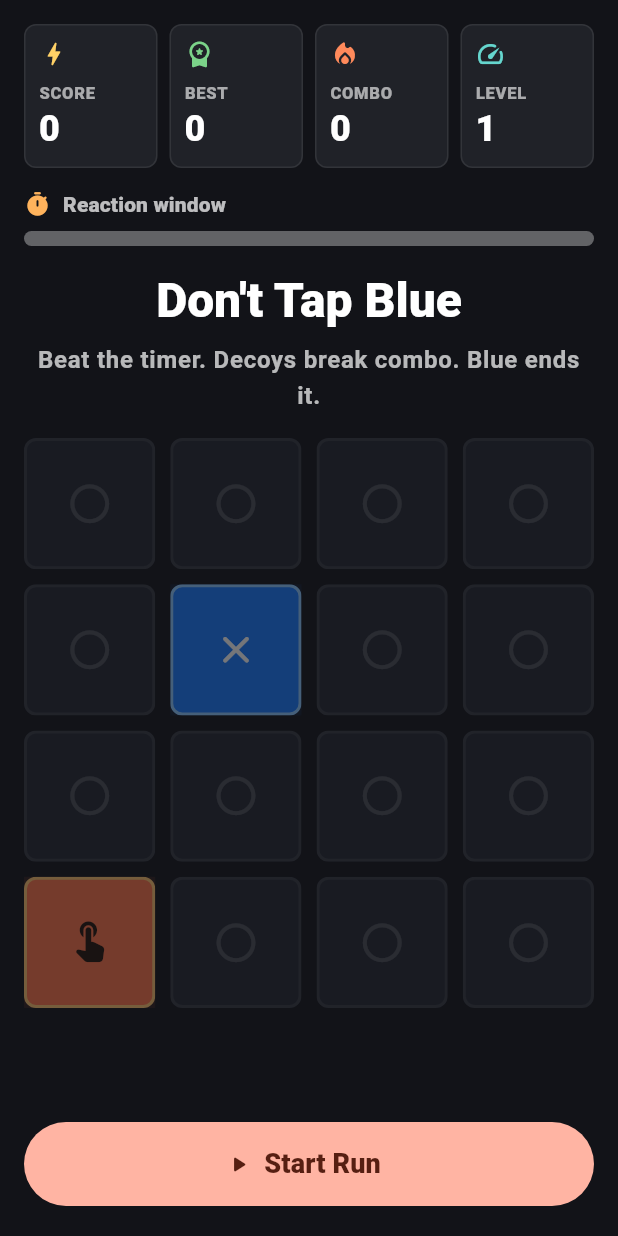
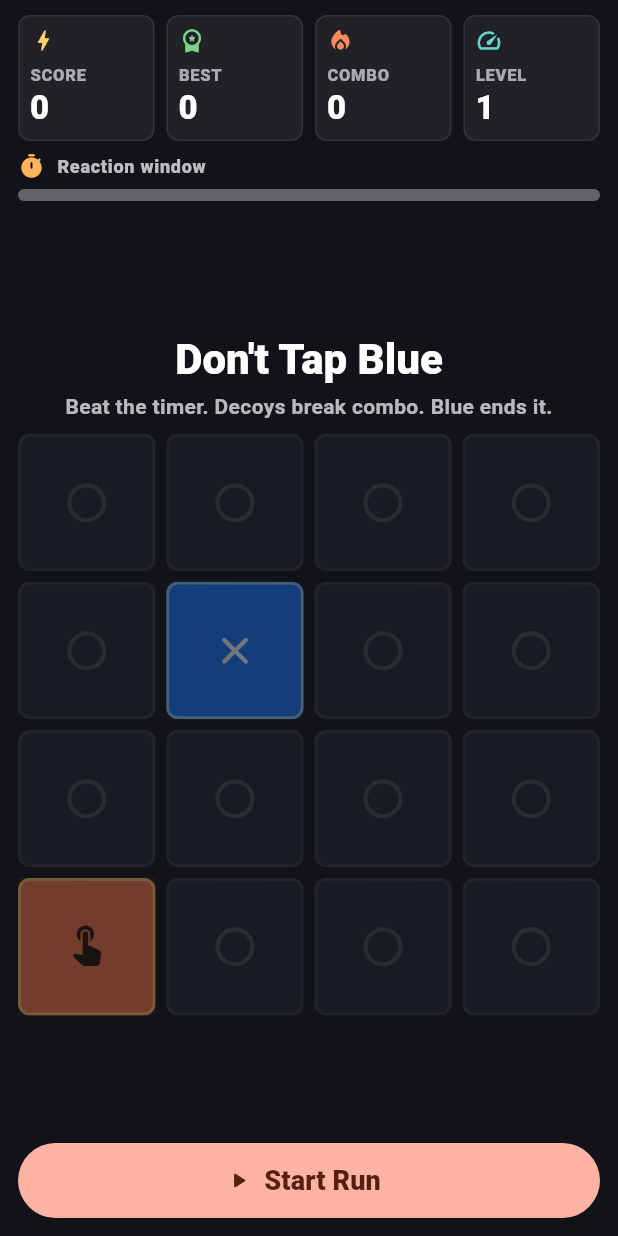
Before and after one commit to hyunxxk/dont_tap_blue, a Flutter app: the screen it shows after launch, on a phone screen of 412 x 824 dp. Run offline on Flutter 3.47's test engine with Material 3 defaults, Android fonts, the phone set to English and light mode, and no system bars; our stand-ins replace shared_preferences; Roboto replaces fonts that are missing (System).

Commit message:
Fix compact mobile game layout

```diff
--- a/lib/main.dart
+++ b/lib/main.dart
@@ -281,6 +281,18 @@ class _GamePageState extends State<GamePage> {
 
   @override
   Widget build(BuildContext context) {
+    return LayoutBuilder(
+      builder: (context, constraints) {
+        final bool isCompact =
+            constraints.maxHeight < 760 || constraints.maxWidth < 430;
+        final EdgeInsets pagePadding = EdgeInsets.fromLTRB(
+          isCompact ? 12 : 16,
+          isCompact ? 10 : 16,
+          isCompact ? 12 : 16,
+          isCompact ? 12 : 20,
+        );
+        final double sectionGap = isCompact ? 8 : 14;
+
         return Scaffold(
           backgroundColor: const Color(0xFF121318),
           body: _FeedbackFrame(
@@ -289,7 +301,7 @@ class _GamePageState extends State<GamePage> {
             flashColor: _flashColor,
             child: SafeArea(
               child: Padding(
-            padding: const EdgeInsets.fromLTRB(16, 16, 16, 20),
+                padding: pagePadding,
                 child: Column(
                   children: [
                     _ScoreHeader(
@@ -297,59 +309,46 @@ class _GamePageState extends State<GamePage> {
                       bestScore: _bestScore,
                       streak: _streak,
                       level: _level,
+                      isCompact: isCompact,
                     ),
-                const SizedBox(height: 14),
+                    SizedBox(height: sectionGap),
                     _PressureBar(
                       phase: _phase,
                       value: _timeLeft,
                       duration: _activeRoundDuration,
+                      isCompact: isCompact,
                     ),
-                const SizedBox(height: 16),
+                    SizedBox(height: isCompact ? 10 : 16),
                     Expanded(
-                  child: Center(
-                    child: ConstrainedBox(
-                      constraints: const BoxConstraints(maxWidth: 460),
-                      child: Column(
-                        children: [
-                          _PromptPanel(
+                      child: _GameStage(
+                        boardSize: _boardSize,
                         phase: _phase,
                         score: _score,
+                        bestScore: _bestScore,
                         streak: _streak,
+                        maxStreak: _maxStreak,
+                        level: _level,
                         gameOverTitle: _gameOverTitle,
                         lastResult: _lastResult,
-                          ),
-                          const SizedBox(height: 16),
-                          if (_phase == GamePhase.gameOver) ...[
-                            _ResultCard(
-                              score: _score,
-                              bestScore: _bestScore,
-                              maxCombo: _maxStreak,
-                              level: _level,
-                              cause: _gameOverTitle,
-                            ),
-                            const SizedBox(height: 16),
-                          ],
-                          Expanded(
-                            child: _TargetGrid(
-                              boardSize: _boardSize,
-                              phase: _phase,
                         safePulseTick: _safePulseTick,
                         tileKindFor: _tileKindFor,
                         onTileTap: _handleTileTap,
+                        isCompact: isCompact,
                       ),
+                    ),
+                    SizedBox(height: sectionGap),
+                    _PrimaryAction(
+                      phase: _phase,
+                      onPressed: _startGame,
+                      isCompact: isCompact,
                     ),
                   ],
                 ),
               ),
             ),
           ),
-                const SizedBox(height: 14),
-                _PrimaryAction(phase: _phase, onPressed: _startGame),
-              ],
-            ),
-          ),
-        ),
-      ),
+        );
+      },
     );
   }
 }
@@ -400,18 +399,117 @@ class _FeedbackFrame extends StatelessWidget {
   }
 }
 
+class _GameStage extends StatelessWidget {
+  const _GameStage({
+    required this.boardSize,
+    required this.phase,
+    required this.score,
+    required this.bestScore,
+    required this.streak,
+    required this.maxStreak,
+    required this.level,
+    required this.gameOverTitle,
+    required this.lastResult,
+    required this.safePulseTick,
+    required this.tileKindFor,
+    required this.onTileTap,
+    required this.isCompact,
+  });
+
+  final int boardSize;
+  final GamePhase phase;
+  final int score;
+  final int bestScore;
+  final int streak;
+  final int maxStreak;
+  final int level;
+  final String gameOverTitle;
+  final String lastResult;
+  final int safePulseTick;
+  final TileKind Function(int index) tileKindFor;
+  final ValueChanged<int> onTileTap;
+  final bool isCompact;
+
+  @override
+  Widget build(BuildContext context) {
+    return LayoutBuilder(
+      builder: (context, constraints) {
+        final bool hasResult = phase == GamePhase.gameOver;
+        final double promptEstimate = isCompact ? 78 : 112;
+        final double resultEstimate = hasResult ? (isCompact ? 128 : 176) : 0;
+        final double verticalGaps = hasResult
+            ? (isCompact ? 16 : 32)
+            : (isCompact ? 8 : 16);
+        final double availableBoardHeight =
+            constraints.maxHeight -
+            promptEstimate -
+            resultEstimate -
+            verticalGaps;
+        final double boardExtent = min(
+          min(constraints.maxWidth, 460),
+          max(220, availableBoardHeight),
+        );
+
+        return Center(
+          child: ConstrainedBox(
+            constraints: const BoxConstraints(maxWidth: 460),
+            child: Column(
+              mainAxisAlignment: MainAxisAlignment.center,
+              children: [
+                _PromptPanel(
+                  phase: phase,
+                  score: score,
+                  streak: streak,
+                  gameOverTitle: gameOverTitle,
+                  lastResult: lastResult,
+                  isCompact: isCompact,
+                ),
+                SizedBox(height: isCompact ? 8 : 16),
+                if (hasResult) ...[
+                  _ResultCard(
+                    score: score,
+                    bestScore: bestScore,
+                    maxCombo: maxStreak,
+                    level: level,
+                    cause: gameOverTitle,
+                    isCompact: isCompact,
+                  ),
+                  SizedBox(height: isCompact ? 8 : 16),
+                ],
+                SizedBox.square(
+                  dimension: boardExtent,
+                  child: _TargetGrid(
+                    boardSize: boardSize,
+                    phase: phase,
+                    safePulseTick: safePulseTick,
+                    tileKindFor: tileKindFor,
+                    onTileTap: onTileTap,
+                    isCompact: isCompact,
+                  ),
+                ),
+              ],
+            ),
+          ),
+        );
+      },
+    );
+  }
+}
+
 class _ScoreHeader extends StatelessWidget {
   const _ScoreHeader({
     required this.score,
     required this.bestScore,
     required this.streak,
     required this.level,
+    required this.isCompact,
   });
 
   final int score;
   final int bestScore;
   final int streak;
   final int level;
+  final bool isCompact;
 
   @override
   Widget build(BuildContext context) {
@@ -423,6 +521,7 @@ class _ScoreHeader extends StatelessWidget {
             value: score,
             icon: Icons.bolt_rounded,
             color: const Color(0xFFFFD166),
+            isCompact: isCompact,
           ),
         ),
         const SizedBox(width: 8),
@@ -432,6 +531,7 @@ class _ScoreHeader extends StatelessWidget {
             value: bestScore,
             icon: Icons.workspace_premium_rounded,
             color: const Color(0xFF7BD389),
+            isCompact: isCompact,
           ),
         ),
         const SizedBox(width: 8),
@@ -441,6 +541,7 @@ class _ScoreHeader extends StatelessWidget {
             value: streak,
             icon: Icons.local_fire_department_rounded,
             color: const Color(0xFFFF8A5B),
+            isCompact: isCompact,
           ),
         ),
         const SizedBox(width: 8),
@@ -450,6 +551,7 @@ class _ScoreHeader extends StatelessWidget {
             value: level,
             icon: Icons.speed_rounded,
             color: const Color(0xFF65D6CE),
+            isCompact: isCompact,
           ),
         ),
       ],
@@ -463,12 +565,14 @@ class _ScorePill extends StatelessWidget {
     required this.value,
     required this.icon,
     required this.color,
+    required this.isCompact,
   });
 
   final String label;
   final int value;
   final IconData icon;
   final Color color;
+  final bool isCompact;
 
   @override
   Widget build(BuildContext context) {
@@ -479,12 +583,15 @@ class _ScorePill extends StatelessWidget {
         border: Border.all(color: Colors.white.withValues(alpha: 0.08)),
       ),
       child: Padding(
-        padding: const EdgeInsets.symmetric(horizontal: 10, vertical: 10),
+        padding: EdgeInsets.symmetric(
+          horizontal: isCompact ? 8 : 10,
+          vertical: isCompact ? 8 : 10,
+        ),
         child: Column(
           crossAxisAlignment: CrossAxisAlignment.start,
           children: [
-            Icon(icon, color: color, size: 20),
-            const SizedBox(height: 8),
+            Icon(icon, color: color, size: isCompact ? 18 : 20),
+            SizedBox(height: isCompact ? 6 : 8),
             FittedBox(
               fit: BoxFit.scaleDown,
               alignment: Alignment.centerLeft,
@@ -499,7 +606,11 @@ class _ScorePill extends StatelessWidget {
             Text(
               '$value',
               key: ValueKey('score-pill-$label'),
-              style: Theme.of(context).textTheme.headlineSmall?.copyWith(
+              style:
+                  (isCompact
+                          ? Theme.of(context).textTheme.titleLarge
+                          : Theme.of(context).textTheme.headlineSmall)
+                      ?.copyWith(
                         color: Colors.white,
                         fontWeight: FontWeight.w900,
                       ),
@@ -516,11 +627,13 @@ class _PressureBar extends StatelessWidget {
     required this.phase,
     required this.value,
     required this.duration,
+    required this.isCompact,
   });
 
   final GamePhase phase;
   final double value;
   final Duration duration;
+  final bool isCompact;
 
   @override
   Widget build(BuildContext context) {
@@ -541,7 +654,11 @@ class _PressureBar extends StatelessWidget {
                 isPlaying
                     ? '${(duration.inMilliseconds / 1000).toStringAsFixed(2)}s window'
                     : 'Reaction window',
-                style: Theme.of(context).textTheme.labelLarge?.copyWith(
+                style:
+                    (isCompact
+                            ? Theme.of(context).textTheme.labelMedium
+                            : Theme.of(context).textTheme.labelLarge)
+                        ?.copyWith(
                           color: Colors.white.withValues(alpha: 0.72),
                           fontWeight: FontWeight.w800,
                         ),
@@ -549,13 +666,13 @@ class _PressureBar extends StatelessWidget {
             ),
           ],
         ),
-        const SizedBox(height: 8),
+        SizedBox(height: isCompact ? 6 : 8),
         ClipRRect(
           borderRadius: BorderRadius.circular(8),
           child: LinearProgressIndicator(
             key: const ValueKey('pressure-bar'),
             value: isPlaying ? value : 1,
-            minHeight: 10,
+            minHeight: isCompact ? 8 : 10,
             backgroundColor: Colors.white.withValues(alpha: 0.08),
             color: isPlaying ? barColor : Colors.white.withValues(alpha: 0.28),
           ),
@@ -572,6 +689,7 @@ class _PromptPanel extends StatelessWidget {
     required this.streak,
     required this.gameOverTitle,
     required this.lastResult,
+    required this.isCompact,
   });
 
   final GamePhase phase;
@@ -579,6 +697,7 @@ class _PromptPanel extends StatelessWidget {
   final int streak;
   final String gameOverTitle;
   final String lastResult;
+  final bool isCompact;
 
   @override
   Widget build(BuildContext context) {
@@ -604,16 +723,24 @@ class _PromptPanel extends StatelessWidget {
           Text(
             title,
             textAlign: TextAlign.center,
-            style: Theme.of(context).textTheme.headlineLarge?.copyWith(
+            style:
+                (isCompact
+                        ? Theme.of(context).textTheme.headlineMedium
+                        : Theme.of(context).textTheme.headlineLarge)
+                    ?.copyWith(
                       color: Colors.white,
                       fontWeight: FontWeight.w900,
                     ),
           ),
-          const SizedBox(height: 8),
+          SizedBox(height: isCompact ? 4 : 8),
           Text(
             subtitle,
             textAlign: TextAlign.center,
-            style: Theme.of(context).textTheme.bodyLarge?.copyWith(
+            style:
+                (isCompact
+                        ? Theme.of(context).textTheme.bodyMedium
+                        : Theme.of(context).textTheme.bodyLarge)
+                    ?.copyWith(
                       color: Colors.white.withValues(alpha: 0.7),
                       fontWeight: FontWeight.w600,
                     ),
@@ -631,6 +758,7 @@ class _ResultCard extends StatelessWidget {
     required this.maxCombo,
     required this.level,
     required this.cause,
+    required this.isCompact,
   });
 
   final int score;
@@ -638,6 +766,7 @@ class _ResultCard extends StatelessWidget {
   final int maxCombo;
   final int level;
   final String cause;
+  final bool isCompact;
 
   String get _rank {
     if (score >= 80) {
@@ -714,7 +843,7 @@ class _ResultCard extends StatelessWidget {
         ],
       ),
       child: Padding(
-        padding: const EdgeInsets.all(14),
+        padding: EdgeInsets.all(isCompact ? 10 : 14),
         child: Column(
           crossAxisAlignment: CrossAxisAlignment.stretch,
           children: [
@@ -733,7 +862,10 @@ class _ResultCard extends StatelessWidget {
                     child: Text(
                       _rank,
                       key: const ValueKey('result-rank'),
-                      style: Theme.of(context).textTheme.headlineMedium
+                      style:
+                          (isCompact
+                                  ? Theme.of(context).textTheme.titleLarge
+                                  : Theme.of(context).textTheme.headlineMedium)
                               ?.copyWith(
                                 color: _rankColor,
                                 fontWeight: FontWeight.w900,
@@ -748,7 +880,10 @@ class _ResultCard extends StatelessWidget {
                     children: [
                       Text(
                         _nextGoal,
-                        style: Theme.of(context).textTheme.titleMedium
+                        style:
+                            (isCompact
+                                    ? Theme.of(context).textTheme.bodyMedium
+                                    : Theme.of(context).textTheme.titleMedium)
                                 ?.copyWith(
                                   color: Colors.white,
                                   fontWeight: FontWeight.w900,
@@ -768,23 +903,39 @@ class _ResultCard extends StatelessWidget {
                 ),
               ],
             ),
-            const SizedBox(height: 14),
+            SizedBox(height: isCompact ? 10 : 14),
             Row(
               children: [
                 Expanded(
-                  child: _ResultMetric(label: 'Score', value: '$score'),
+                  child: _ResultMetric(
+                    label: 'Score',
+                    value: '$score',
+                    isCompact: isCompact,
+                  ),
                 ),
                 const SizedBox(width: 8),
                 Expanded(
-                  child: _ResultMetric(label: 'Best', value: '$bestScore'),
+                  child: _ResultMetric(
+                    label: 'Best',
+                    value: '$bestScore',
+                    isCompact: isCompact,
+                  ),
                 ),
                 const SizedBox(width: 8),
                 Expanded(
-                  child: _ResultMetric(label: 'Max Combo', value: '$maxCombo'),
+                  child: _ResultMetric(
+                    label: 'Max Combo',
+                    value: '$maxCombo',
+                    isCompact: isCompact,
+                  ),
                 ),
                 const SizedBox(width: 8),
                 Expanded(
-                  child: _ResultMetric(label: 'Level', value: '$level'),
+                  child: _ResultMetric(
+                    label: 'Level',
+                    value: '$level',
+                    isCompact: isCompact,
+                  ),
                 ),
               ],
             ),
@@ -796,10 +947,15 @@ class _ResultCard extends StatelessWidget {
 }
 
 class _ResultMetric extends StatelessWidget {
-  const _ResultMetric({required this.label, required this.value});
+  const _ResultMetric({
+    required this.label,
+    required this.value,
+    required this.isCompact,
+  });
 
   final String label;
   final String value;
+  final bool isCompact;
 
   @override
   Widget build(BuildContext context) {
@@ -809,7 +965,10 @@ class _ResultMetric extends StatelessWidget {
         borderRadius: BorderRadius.circular(8),
       ),
       child: Padding(
-        padding: const EdgeInsets.symmetric(horizontal: 8, vertical: 9),
+        padding: EdgeInsets.symmetric(
+          horizontal: isCompact ? 6 : 8,
+          vertical: isCompact ? 7 : 9,
+        ),
         child: Column(
           crossAxisAlignment: CrossAxisAlignment.start,
           children: [
@@ -827,7 +986,11 @@ class _ResultMetric extends StatelessWidget {
             const SizedBox(height: 2),
             Text(
               value,
-              style: Theme.of(context).textTheme.titleLarge?.copyWith(
+              style:
+                  (isCompact
+                          ? Theme.of(context).textTheme.titleMedium
+                          : Theme.of(context).textTheme.titleLarge)
+                      ?.copyWith(
                         color: Colors.white,
                         fontWeight: FontWeight.w900,
                       ),
@@ -846,6 +1009,7 @@ class _TargetGrid extends StatelessWidget {
     required this.safePulseTick,
     required this.tileKindFor,
     required this.onTileTap,
+    required this.isCompact,
   });
 
   final int boardSize;
@@ -853,6 +1017,7 @@ class _TargetGrid extends StatelessWidget {
   final int safePulseTick;
   final TileKind Function(int index) tileKindFor;
   final ValueChanged<int> onTileTap;
+  final bool isCompact;
 
   @override
   Widget build(BuildContext context) {
@@ -860,8 +1025,8 @@ class _TargetGrid extends StatelessWidget {
       padding: EdgeInsets.zero,
       physics: const NeverScrollableScrollPhysics(),
       crossAxisCount: boardSize,
-      mainAxisSpacing: 10,
-      crossAxisSpacing: 10,
+      mainAxisSpacing: isCompact ? 7 : 10,
+      crossAxisSpacing: isCompact ? 7 : 10,
       children: List<Widget>.generate(boardSize * boardSize, (index) {
         final TileKind kind = tileKindFor(index);
         return _TargetTile(
@@ -1012,10 +1177,15 @@ class _TileStyle {
 }
 
 class _PrimaryAction extends StatelessWidget {
-  const _PrimaryAction({required this.phase, required this.onPressed});
+  const _PrimaryAction({
+    required this.phase,
+    required this.onPressed,
+    required this.isCompact,
+  });
 
   final GamePhase phase;
   final VoidCallback onPressed;
+  final bool isCompact;
 
   @override
   Widget build(BuildContext context) {
@@ -1027,7 +1197,7 @@ class _PrimaryAction extends StatelessWidget {
 
     return SizedBox(
       width: double.infinity,
-      height: 56,
+      height: isCompact ? 50 : 56,
       child: FilledButton.icon(
         key: const ValueKey('primary-action'),
         onPressed: onPressed,
```
Lines whose indentation alone changed are shown as unchanged.
